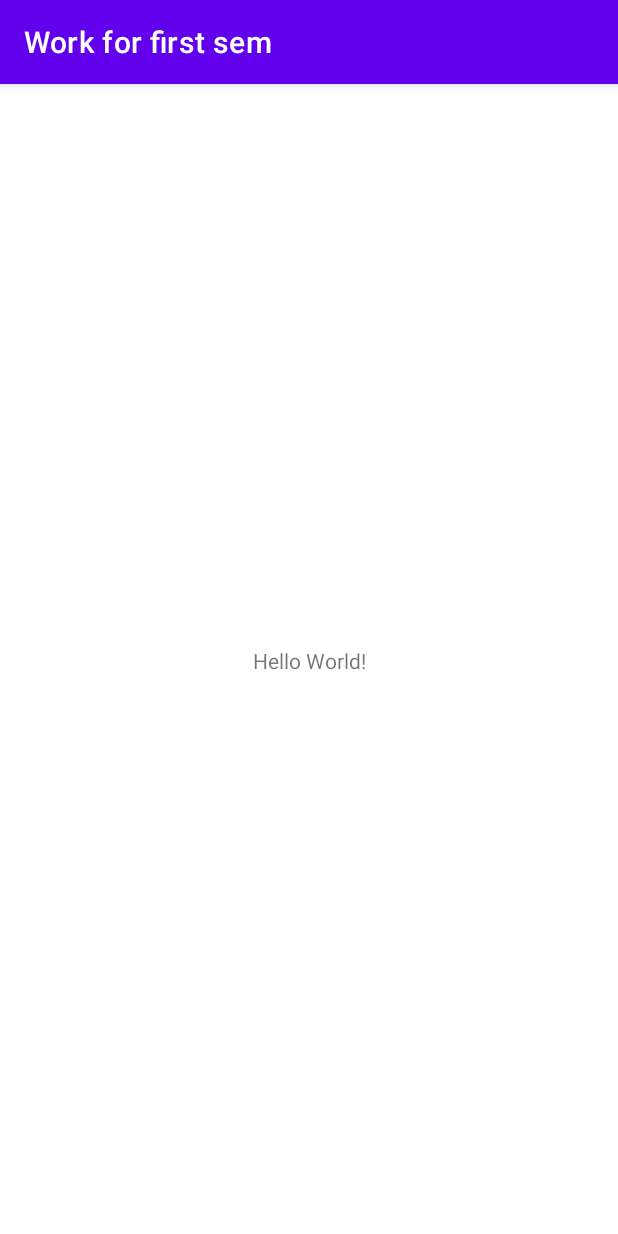
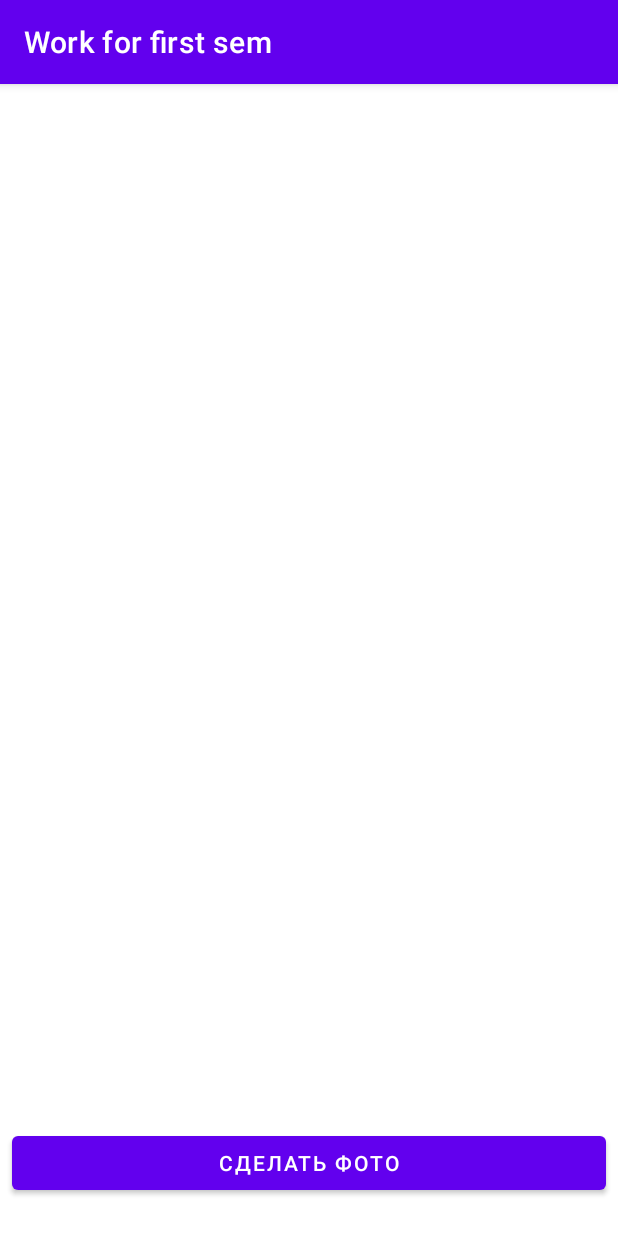
Before and after one commit to garoriz/hw_android, an Android app: the screen it shows after launch (MainActivity), on a phone screen of 412 x 824 dp. Run offline under Robolectric (Android 15) with nearby library versions, the phone set to English and light mode, and no system bars.

Commit message:
hw3 done

```diff
--- a/app/src/main/java/com/example/workforfirstsem/MainActivity.kt
+++ b/app/src/main/java/com/example/workforfirstsem/MainActivity.kt
@@ -1,11 +1,47 @@
 package com.example.workforfirstsem
 
+import android.content.ActivityNotFoundException
 import androidx.appcompat.app.AppCompatActivity
 import android.os.Bundle
+import com.example.workforfirstsem.databinding.ActivityMainBinding
+import android.content.Intent
+import android.graphics.Bitmap
+import android.net.Uri
+import android.provider.MediaStore
+import com.google.android.material.snackbar.Snackbar
+
 
 class MainActivity : AppCompatActivity() {
+
+    private lateinit var binding: ActivityMainBinding
+
+    val REQUEST_IMAGE_CAPTURE = 1
+
     override fun onCreate(savedInstanceState: Bundle?) {
         super.onCreate(savedInstanceState)
         setContentView(R.layout.activity_main)
+
+        binding = ActivityMainBinding.inflate(layoutInflater).also {
+            setContentView(it.root)
+        }
+
+        with (binding) {
+            button.setOnClickListener {
+                val takePictureIntent = Intent(MediaStore.ACTION_IMAGE_CAPTURE)
+                try {
+                    startActivityForResult(takePictureIntent, REQUEST_IMAGE_CAPTURE)
+                } catch (e: ActivityNotFoundException) {
+                    Snackbar.make(binding.root, "error", Snackbar.LENGTH_LONG).show()
+                }
+            }
+        }
+    }
+
+    override fun onActivityResult(requestCode: Int, resultCode: Int, data: Intent?) {
+        super.onActivityResult(requestCode, resultCode, data)
+        if (requestCode == REQUEST_IMAGE_CAPTURE && resultCode == RESULT_OK) {
+            val imageBitmap = data?.extras?.get("data") as Bitmap
+            binding.imageView.setImageBitmap(imageBitmap)
+        }
     }
 }
--- a/app/src/main/res/layout/activity_main.xml
+++ b/app/src/main/res/layout/activity_main.xml
@@ -6,13 +6,28 @@
     android:layout_height="match_parent"
     tools:context=".MainActivity">
 
-    <TextView
-        android:layout_width="wrap_content"
+    <Button
+        android:id="@+id/button"
+        android:layout_width="match_parent"
         android:layout_height="wrap_content"
-        android:text="Hello World!"
+        android:layout_margin="8dp"
+        android:text="сделать фото"
         app:layout_constraintBottom_toBottomOf="parent"
-        app:layout_constraintLeft_toLeftOf="parent"
-        app:layout_constraintRight_toRightOf="parent"
-        app:layout_constraintTop_toTopOf="parent" />
+        app:layout_constraintEnd_toEndOf="parent"
+        app:layout_constraintHorizontal_bias="0.0"
+        app:layout_constraintStart_toStartOf="parent"
+        app:layout_constraintTop_toTopOf="parent"
+        app:layout_constraintVertical_bias="0.976" />
 
+    <ImageView
+        android:id="@+id/imageView"
+        android:layout_width="272dp"
+        android:layout_height="273dp"
+        android:layout_margin="24dp"
+        app:layout_constraintBottom_toTopOf="@+id/button"
+        app:layout_constraintEnd_toEndOf="parent"
+        app:layout_constraintStart_toStartOf="parent"
+        app:layout_constraintTop_toTopOf="parent"
+        app:layout_constraintVertical_bias="0.47"
+        tools:srcCompat="@tools:sample/avatars" />
 </androidx.constraintlayout.widget.ConstraintLayout>
--- a/build.gradle
+++ b/build.gradle
@@ -5,8 +5,8 @@ buildscript {
         mavenCentral()
     }
     dependencies {
-        classpath "com.android.tools.build:gradle:7.0.2"
-        classpath "org.jetbrains.kotlin:kotlin-gradle-plugin:1.5.30"
+        classpath 'com.android.tools.build:gradle:7.0.3'
+        classpath 'org.jetbrains.kotlin:kotlin-gradle-plugin:1.5.31'
 
         // NOTE: Do not place your application dependencies here; they belong
         // in the individual module build.gradle files
```
Also changed, not shown: app/src/main/AndroidManifest.xml (+9 -0 lines), app/src/main/java/com/example/workforfirstsem/MainActivity2.kt (added, +23 -0 lines), app/src/main/res/layout/activity_main2.xml (added, +18 -0 lines).
